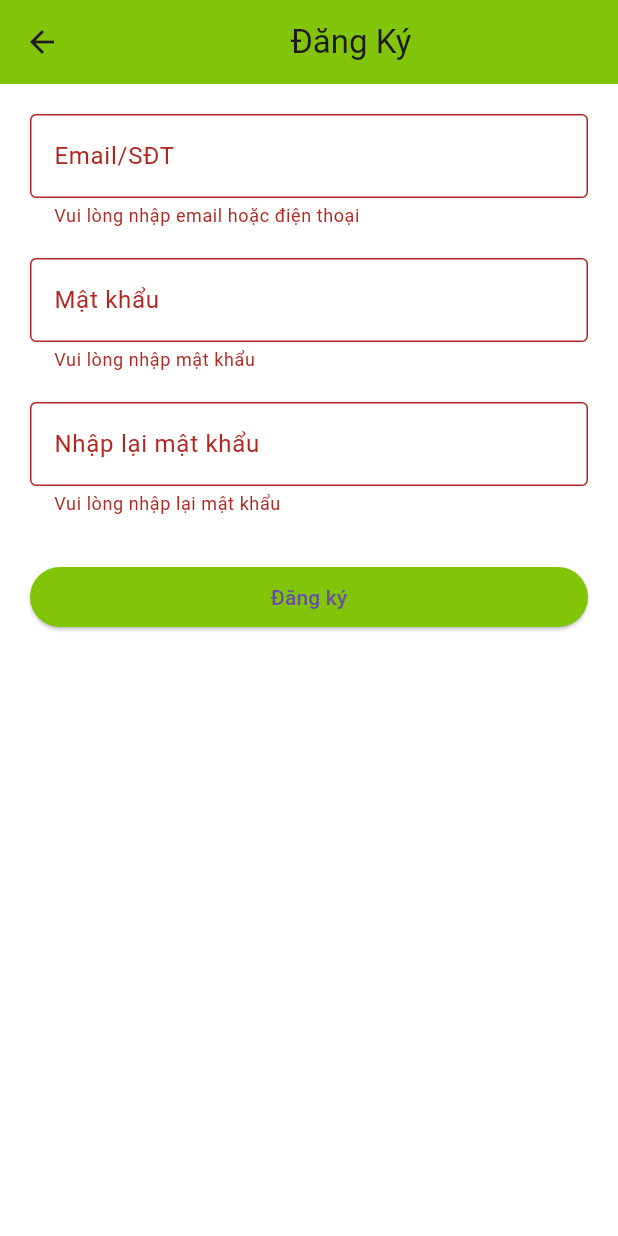
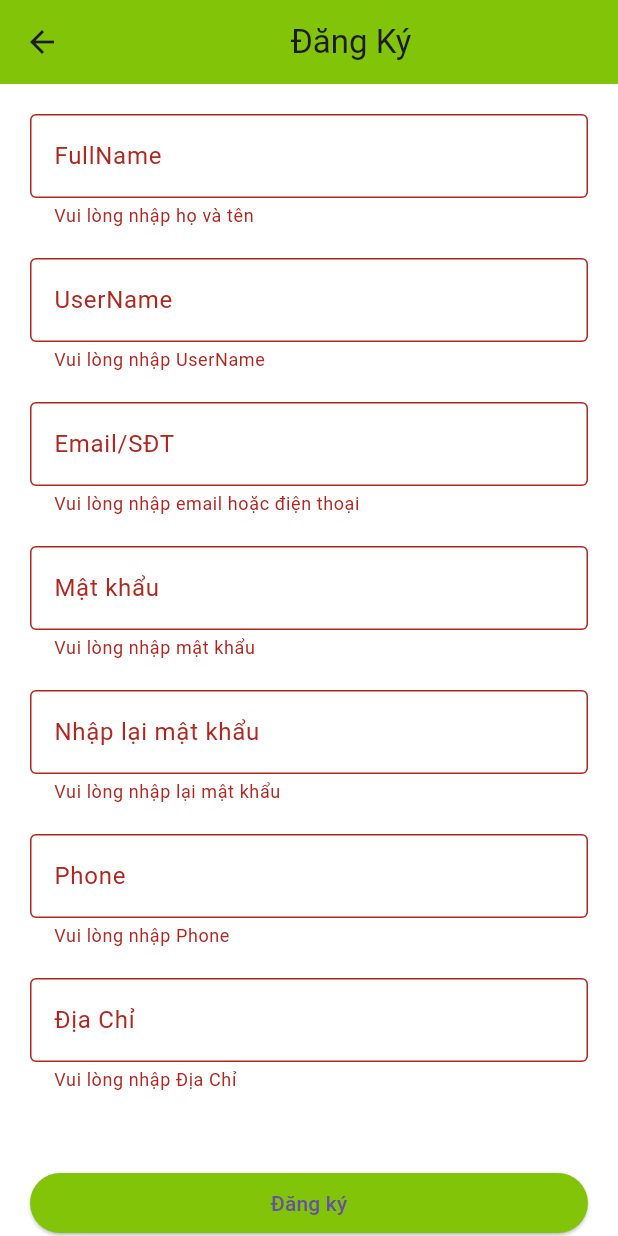
Before and after one commit to Dienhandsome/UI_Flutter, a Flutter app: the SignUpForm screen opened directly, after a tap on "Đăng ký", on a phone screen of 412 x 824 dp. Run offline on Flutter 3.47's test engine with Material 3 defaults, Android fonts, the phone set to English and light mode, and no system bars; our stand-ins replace convex_bottom_bar, shared_preferences, shimmer; accounts and stored records are empty.

```diff
--- a/real/lib/screen/dangky.dart
+++ b/real/lib/screen/dangky.dart
@@ -1,5 +1,6 @@
 import 'package:flutter/material.dart';
 import 'package:real/screen/DangNhap.dart';
+import 'package:real/services/signup_service.dart';
 
 class SignUpForm extends StatefulWidget {
   @override
@@ -8,10 +9,46 @@ class SignUpForm extends StatefulWidget {
 
 class _SignUpFormState extends State<SignUpForm> {
   final _formKey = GlobalKey<FormState>();
+  final TextEditingController _fullNameController = TextEditingController();
+  final TextEditingController _userNameController = TextEditingController();
   final TextEditingController _emailController = TextEditingController();
   final TextEditingController _passwordController = TextEditingController();
   final TextEditingController _confirmPasswordController =
       TextEditingController();
+  final TextEditingController _phoneController = TextEditingController();
+  final TextEditingController _addressController = TextEditingController();
+  final SignUpService _signupService = SignUpService();
+  void _signup() async {
+    if (_formKey.currentState!.validate()) {
+      try {
+        final response = await _signupService.signup(
+          _fullNameController.text,
+          _userNameController.text,
+          _emailController.text,
+          _passwordController.text,
+          _confirmPasswordController.text,
+          _phoneController.text,
+          _addressController.text,
+        );
+        print("Dang kys thong tin: $response");
+        if (response != null) {
+          ScaffoldMessenger.of(context)
+              .showSnackBar(SnackBar(content: Text('Đăng ký thành công')));
+          Navigator.pushReplacement(
+            context,
+            MaterialPageRoute(builder: (context) => SignIn()),
+          );
+        } else {
+          ScaffoldMessenger.of(context)
+              .showSnackBar(SnackBar(content: Text('Đăng ký thất bại')));
+        }
+      } catch (e) {
+        print('Signup failed: $e');
+        ScaffoldMessenger.of(context)
+            .showSnackBar(SnackBar(content: Text('Lỗi đăng ký: $e')));
+      }
+    }
+  }
 
   @override
   Widget build(BuildContext context) {
@@ -20,7 +57,8 @@ class _SignUpFormState extends State<SignUpForm> {
         title: Center(child: Text('Đăng Ký')),
         backgroundColor: Color(0xFF81C408),
       ),
-      body: Container(
+      body: SingleChildScrollView(
+        child: Container(
           color: Colors.white, // Background màu trắng
           padding: EdgeInsets.all(20),
           child: Form(
@@ -28,6 +66,52 @@ class _SignUpFormState extends State<SignUpForm> {
             child: Column(
               crossAxisAlignment: CrossAxisAlignment.stretch,
               children: <Widget>[
+                //Full Name
+                TextFormField(
+                  controller: _fullNameController,
+                  decoration: InputDecoration(
+                    labelText: 'FullName',
+                    filled: true,
+                    fillColor: Colors.white,
+                    border: OutlineInputBorder(
+                      borderSide:
+                          BorderSide(color: Color(0xFF81C408)), // Viền màu xanh
+                    ),
+                  ),
+                  validator: (value) {
+                    if (value == null || value.isEmpty) {
+                      return 'Vui lòng nhập họ và tên';
+                    }
+                    return null;
+                  },
+                ),
+                SizedBox(height: 20),
+
+                //UserName
+                TextFormField(
+                  controller: _userNameController,
+                  decoration: InputDecoration(
+                    labelText: 'UserName',
+                    filled: true,
+                    fillColor: Colors.white,
+                    border: OutlineInputBorder(
+                      borderSide:
+                          BorderSide(color: Color(0xFF81C408)), // Viền màu xanh
+                    ),
+                  ),
+                  validator: (value) {
+                    if (value == null || value.isEmpty) {
+                      return 'Vui lòng nhập UserName';
+                    }
+                    if (value.length < 3) {
+                      return 'Username phải có ít nhất 3 ký tự';
+                    }
+                    return null;
+                  },
+                ),
+                SizedBox(height: 20),
+
+                //Email
                 TextFormField(
                   controller: _emailController,
                   decoration: InputDecoration(
@@ -43,10 +127,15 @@ class _SignUpFormState extends State<SignUpForm> {
                     if (value == null || value.isEmpty) {
                       return 'Vui lòng nhập email hoặc điện thoại';
                     }
+                    if (!value.endsWith('@gmail.com')) {
+                      return 'Email phải kết thúc bằng @gmail.com';
+                    }
                     return null;
                   },
                 ),
                 SizedBox(height: 20),
+
+                //Password
                 TextFormField(
                   controller: _passwordController,
                   obscureText: true,
@@ -67,6 +156,8 @@ class _SignUpFormState extends State<SignUpForm> {
                   },
                 ),
                 SizedBox(height: 20),
+
+                //Nhập lại mật khẩu
                 TextFormField(
                   controller: _confirmPasswordController,
                   obscureText: true,
@@ -89,21 +180,52 @@ class _SignUpFormState extends State<SignUpForm> {
                     return null;
                   },
                 ),
+                SizedBox(height: 20),
+
+                //Phone
+                TextFormField(
+                  controller: _phoneController,
+                  decoration: InputDecoration(
+                    labelText: 'Phone',
+                    filled: true,
+                    fillColor: Colors.white,
+                    border: OutlineInputBorder(
+                      borderSide:
+                          BorderSide(color: Color(0xFF81C408)), // Viền màu xanh
+                    ),
+                  ),
+                  validator: (value) {
+                    if (value == null || value.isEmpty) {
+                      return 'Vui lòng nhập Phone';
+                    }
+                    return null;
+                  },
+                ),
+                SizedBox(height: 20),
+
+                //Dia Chi
+                TextFormField(
+                  controller: _addressController,
+                  decoration: InputDecoration(
+                    labelText: 'Địa Chỉ',
+                    filled: true,
+                    fillColor: Colors.white,
+                    border: OutlineInputBorder(
+                      borderSide:
+                          BorderSide(color: Color(0xFF81C408)), // Viền màu xanh
+                    ),
+                  ),
+                  validator: (value) {
+                    if (value == null || value.isEmpty) {
+                      return 'Vui lòng nhập Địa Chỉ';
+                    }
+                    return null;
+                  },
+                ),
+                SizedBox(height: 20),
                 SizedBox(height: 30),
                 ElevatedButton(
-                onPressed: () {
-                  if (_formKey.currentState!.validate()) {
-                    // Xử lý đăng ký ở đây (ví dụ: lưu thông tin người dùng)
-                    ScaffoldMessenger.of(context).showSnackBar(
-                        SnackBar(content: Text('Đăng ký thành công')));
-
-                    // Sau khi đăng ký thành công, chuyển tới màn hình đăng nhập
-                    Navigator.pushReplacement(
-                      context,
-                      MaterialPageRoute(builder: (context) => SignIn()),
-                    );
-                  }
-                },
+                  onPressed: _signup,
                   child: Text('Đăng ký'),
                   style: ElevatedButton.styleFrom(
                     backgroundColor: Color(0xFF81C408),
@@ -113,6 +235,7 @@ class _SignUpFormState extends State<SignUpForm> {
             ),
           ),
         ),
+      ),
     );
   }
 }
--- a/real/lib/services/token_service.dart
+++ b/real/lib/services/token_service.dart
@@ -1,8 +1,8 @@
 import 'package:shared_preferences/shared_preferences.dart';
 
 class TokenService {
-  static const String accessTokenKey = 'access_token';
-  static const String refreshTokenKey = 'refresh_token';
+  static const String accessTokenKey = 'access_Token';
+  static const String refreshTokenKey = 'refresh_Token';
   Future<void> saveTokens(String accessToken, String refreshToken) async {
     final prefs = await SharedPreferences.getInstance();
     await prefs.setString(accessTokenKey, accessToken);
```
Also changed, not shown: real/lib/screen/dangnhap.dart (+13 -9 lines), real/lib/services/login_service.dart (+9 -33 lines), real/lib/services/signup_service.dart (added, +42 -0 lines). Lines whose indentation alone changed are shown as unchanged.
